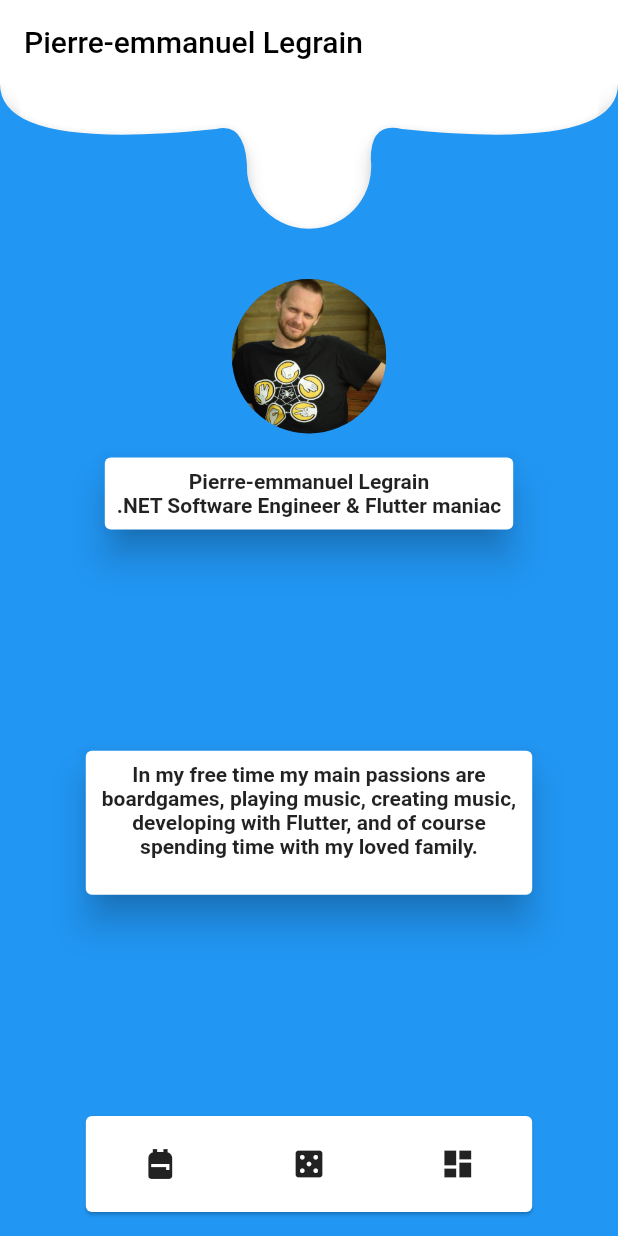
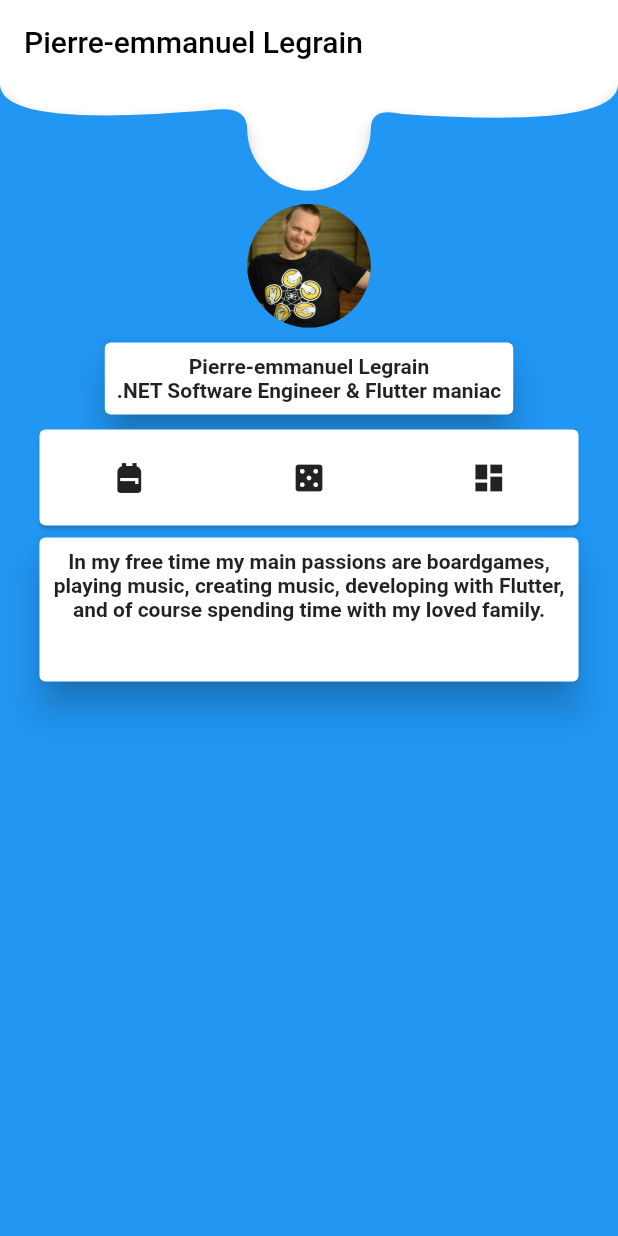
Before and after one commit to Flutter-Buddies/App, a Flutter app: the DaseedWidget screen opened directly, after a tap on the "casino" icon, on a phone screen of 412 x 824 dp. Run offline on Flutter 3.47's test engine with Material 2 defaults, Android fonts, the phone set to English and light mode, and no system bars; our stand-ins replace faker, flip_card, flutter_dotenv, font_awesome_flutter; network calls fail.

Commit message:
Avoid exceeding height

```diff
--- a/lib/widgets/user_widgets/daseed/pierre-emmanuel_legrain.dart
+++ b/lib/widgets/user_widgets/daseed/pierre-emmanuel_legrain.dart
@@ -41,16 +41,19 @@ class DaseedWidget extends StatelessWidget {
               mainAxisAlignment: MainAxisAlignment.spaceAround,
               children: [
                 SizedBox(
-                  height: 130,
+                  height: 80,
                 ),
                 Center(
                   child: Container(
                     child: CircleAvatar(
-                      radius: size.width / 8,
+                      radius: size.width / 10,
                       backgroundImage: ExactAssetImage(
                           "assets/profile_images/daseed_profile.jpg"),
                     ),
                   ),
+                ),
+                SizedBox(
+                  height: 10,
                 ),
                 MyProfile(),
               ],
--- a/lib/widgets/user_widgets/daseed/widgets/decoration_painter.dart
+++ b/lib/widgets/user_widgets/daseed/widgets/decoration_painter.dart
@@ -13,12 +13,12 @@ class DecorationPainter extends CustomPainter {
       ..color = color
       ..style = PaintingStyle.fill;
     final Path path = Path()..moveTo(0, 0);
-    path.quadraticBezierTo(0, 45, width * 0.35, 30);
-    path.quadraticBezierTo(width * 0.4, 25, width * 0.4, 60);
-    path.arcToPoint(Offset(width * 0.6, 50),
-        radius: const Radius.circular(10.0), clockwise: false);
-    path.quadraticBezierTo(width * 0.6, 25, width * 0.65, 30);
-    path.quadraticBezierTo(width, 45, width, 0);
+    path.quadraticBezierTo(0, 30, width * 0.35, 17);
+    path.quadraticBezierTo(width * 0.4, 15, width * 0.4, 30);
+    path.arcToPoint(Offset(width * 0.6, 30),
+        radius: const Radius.circular(5.0), clockwise: false);
+    path.quadraticBezierTo(width * 0.6, 15, width * 0.65, 20);
+    path.quadraticBezierTo(width, 30, width, 0);
     path.lineTo(width, height);
     path.lineTo(0, height);
     path.close();
--- a/lib/widgets/user_widgets/daseed/widgets/my_profile.dart
+++ b/lib/widgets/user_widgets/daseed/widgets/my_profile.dart
@@ -28,25 +28,21 @@ class _MyProfileState extends State<MyProfile> {
     return Expanded(
       flex: 1,
       child: Container(
-        width: size.width * 0.8,
+        width: size.width * 0.95,
         height: size.height * 0.6,
+        child: Stack(children: [
+          Column(
+            children: [
+              SizedBox(
+                height: 130,
+              ),
+              Expanded(
+                flex: 1,
+                child: SingleChildScrollView(
                   child: Column(
-          mainAxisAlignment: MainAxisAlignment.spaceBetween,
                     children: [
                       Card(
-              margin: EdgeInsets.all(16.0),
-              elevation: 10.0,
-              child: Padding(
-                padding: const EdgeInsets.all(8.0),
-                child: Text(
-                  "Pierre-emmanuel Legrain\r\n.NET Software Engineer & Flutter maniac",
-                  textAlign: TextAlign.center,
-                  style: TextStyle(fontWeight: FontWeight.bold),
-                ),
-              ),
-            ),
-            Card(
-              margin: EdgeInsets.all(16.0),
+                        margin: EdgeInsets.only(left: 16.0, right: 16.0),
                         elevation: 10.0,
                         child: Padding(
                           padding: const EdgeInsets.all(8.0),
@@ -67,13 +63,44 @@ class _MyProfileState extends State<MyProfile> {
                           ),
                         ),
                       ),
+                      SizedBox(
+                        height: 10.0,
+                      ),
+                    ],
+                  ),
+                ),
+              ),
+            ],
+          ),
+          Positioned(
+            top: 0,
+            left: 0,
+            child: Column(
+              children: [
                 Card(
-              margin: EdgeInsets.all(16.0),
+                  margin: EdgeInsets.only(left: 16.0, right: 16.0),
+                  elevation: 10.0,
+                  child: Padding(
+                    padding: const EdgeInsets.all(8.0),
+                    child: Text(
+                      "Pierre-emmanuel Legrain\r\n.NET Software Engineer & Flutter maniac",
+                      textAlign: TextAlign.center,
+                      style: TextStyle(fontWeight: FontWeight.bold),
+                    ),
+                  ),
+                ),
+                SizedBox(
+                  height: 10.0,
+                ),
+                Card(
+                  margin: EdgeInsets.only(left: 16.0, right: 16.0),
                   child: Padding(
                     padding: const EdgeInsets.only(
                       top: 8.0,
                       bottom: 8.0,
                     ),
+                    child: Container(
+                      width: (size.width * 0.95) - 32,
                       child: Row(
                         mainAxisAlignment: MainAxisAlignment.spaceAround,
                         children: [
@@ -130,8 +157,11 @@ class _MyProfileState extends State<MyProfile> {
                       ),
                     ),
                   ),
+                ),
               ],
             ),
+          ),
+        ]),
       ),
     );
   }
```
Lines whose indentation alone changed are shown as unchanged.
